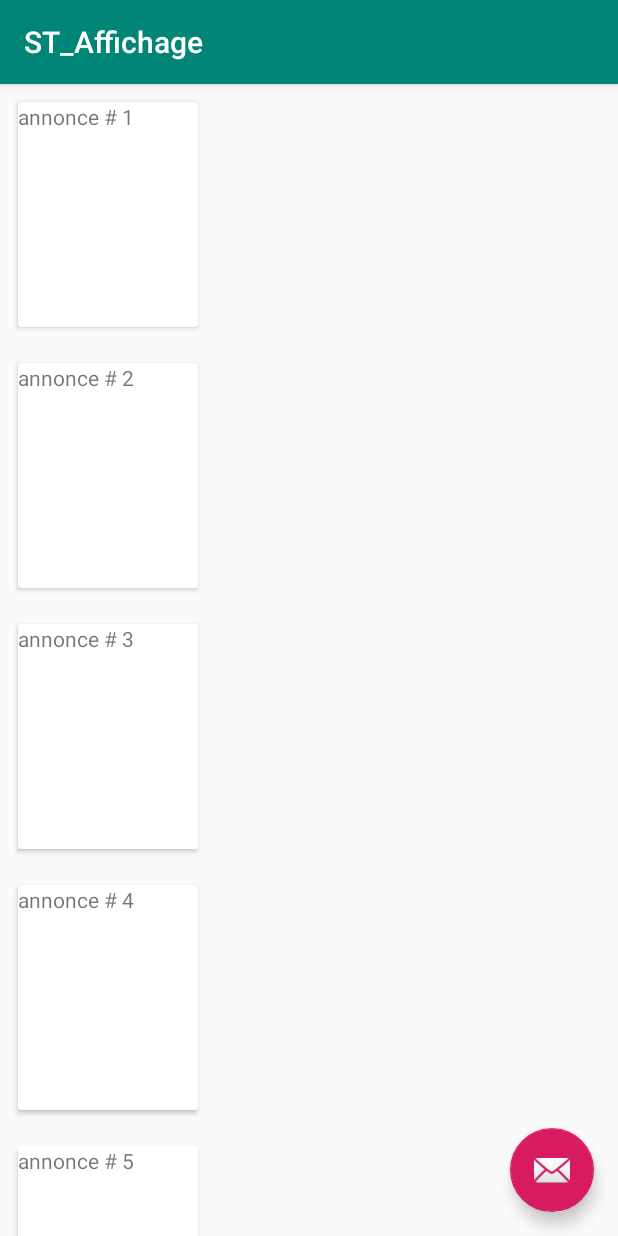
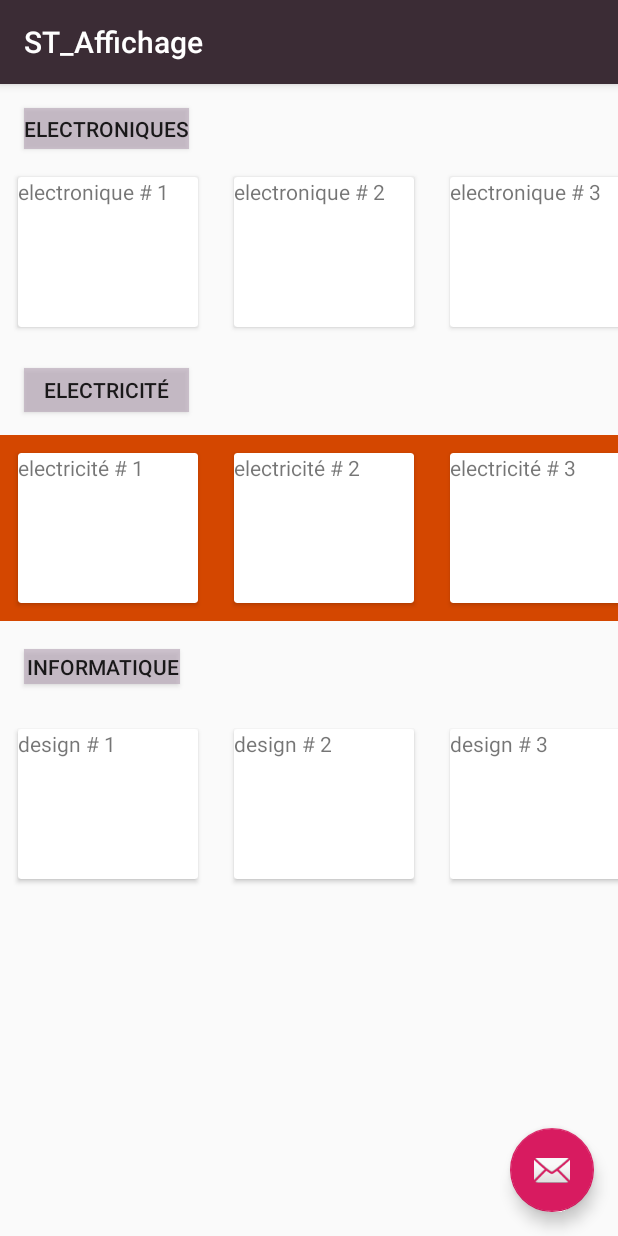
Before and after one commit to studjob/mobile, an Android app: the screen it shows after launch (MainActivity), on a phone screen of 412 x 824 dp. Run offline under Robolectric (Android 15) with nearby library versions, the phone set to English and light mode, and no system bars.

Commit message:
recycler view horizontal

```diff
--- a/app/src/main/java/com/example/st_affichage/MainActivity.kt
+++ b/app/src/main/java/com/example/st_affichage/MainActivity.kt
@@ -6,6 +6,8 @@ import androidx.appcompat.app.AppCompatActivity
 import android.view.Menu
 import android.view.MenuItem
 import androidx.recyclerview.widget.LinearLayoutManager
+import androidx.recyclerview.widget.OrientationHelper
+import androidx.recyclerview.widget.RecyclerView
 
 import kotlinx.android.synthetic.main.activity_main.*
 import kotlinx.android.synthetic.main.content_main.*
@@ -17,15 +19,59 @@ class MainActivity : AppCompatActivity() {
         setContentView(R.layout.activity_main)
         setSupportActionBar(toolbar)
 
-        val annonces: ArrayList<String> = ArrayList()
-        var n=3 // number of opportunities in a category  ( lenna nekhdhoha mel base )
-        for (i in 1..100){
-            annonces.add("annonce # $i")
+        val electronList: ArrayList<String> = ArrayList()
+        val electricityList: ArrayList<String> = ArrayList()
+        val desList: ArrayList<String> = ArrayList()
+        val etudeList: ArrayList<String> = ArrayList()
+        val formatageList: ArrayList<String> = ArrayList()
+        var n=30 // number of opportunities in a category  ( lenna nekhdhoha mel base )
+
+       //ELECTRONIQUES
+        for (i in 1..n){
+            electronList.add("electronique # $i")
+        }
+
+      recyclerView.layoutManager=LinearLayoutManager(this, RecyclerView.HORIZONTAL, false)
+        recyclerView.adapter= AnnoncesAdapter(electronList)
+
+        //ELECTRICITY
+        for (i in 1..41){
+            electricityList.add("electricité # $i")
         }
 
 
-      recyclerView.layoutManager=LinearLayoutManager(this)
-        recyclerView.adapter= AnnoncesAdapter(annonces)
+        triciti.layoutManager=LinearLayoutManager(this, RecyclerView.HORIZONTAL, false)
+        triciti.adapter= AnnoncesAdapter(electricityList)
+
+
+        //DESIGN
+        for (i in 1..50){
+            desList.add("design # $i")
+        }
+
+
+        design.layoutManager=LinearLayoutManager(this, RecyclerView.HORIZONTAL, false)
+        design.adapter= AnnoncesAdapter(desList)
+
+
+        //ETUDE
+        //for (i in 1..26){
+          //  etudeList.add("etude # $i")
+        //}
+
+
+        //etude.layoutManager=LinearLayoutManager(this, RecyclerView.HORIZONTAL, false)
+        //etude.adapter= AnnoncesAdapter(etudeList)
+
+
+        //FORMATAGE PC
+       // for (i in 1..30){
+         //   formatageList.add("formatage pc # $i")
+        //}
+
+
+        //formatage.layoutManager=LinearLayoutManager(this, RecyclerView.HORIZONTAL, false)
+        //formatage.adapter= AnnoncesAdapter(formatageList)
     }
 
 
--- a/app/src/main/res/layout/activity_main.xml
+++ b/app/src/main/res/layout/activity_main.xml
@@ -15,7 +15,7 @@
             android:id="@+id/toolbar"
             android:layout_width="match_parent"
             android:layout_height="?attr/actionBarSize"
-            android:background="?attr/colorPrimary"
+            android:background="#3B2C35"
             app:popupTheme="@style/AppTheme.PopupOverlay" />
 
     </com.google.android.material.appbar.AppBarLayout>
--- a/app/src/main/res/layout/content_main.xml
+++ b/app/src/main/res/layout/content_main.xml
@@ -9,12 +9,85 @@
     tools:showIn="@layout/activity_main">
 
     <androidx.recyclerview.widget.RecyclerView
+        android:id="@+id/recyclerView"
         android:layout_width="0dp"
-        android:layout_height="0dp"
-        android:id="@+id/recyclerView"
-        app:layout_constraintBottom_toBottomOf="parent"
+        android:layout_height="wrap_content"
+        android:layout_marginTop="50dp"
+        app:layout_constraintHorizontal_bias="0.0"
         app:layout_constraintLeft_toLeftOf="parent"
         app:layout_constraintRight_toRightOf="parent"
         app:layout_constraintTop_toTopOf="parent" />
 
+    <androidx.recyclerview.widget.RecyclerView
+        android:id="@+id/triciti"
+        android:layout_width="0dp"
+        android:layout_height="wrap_content"
+        android:layout_marginTop="60dp"
+        android:background="#D44700"
+        app:layout_constraintHorizontal_bias="0.0"
+        app:layout_constraintLeft_toLeftOf="parent"
+        app:layout_constraintRight_toRightOf="parent"
+        app:layout_constraintTop_toBottomOf="@id/recyclerView" />
+
+    <androidx.recyclerview.widget.RecyclerView
+        android:id="@+id/design"
+        android:layout_width="0dp"
+        android:layout_height="wrap_content"
+        android:layout_marginTop="60dp"
+        app:layout_constraintHorizontal_bias="0.0"
+        app:layout_constraintLeft_toLeftOf="parent"
+        app:layout_constraintRight_toRightOf="parent"
+        app:layout_constraintTop_toBottomOf="@id/triciti" />
+
+    <androidx.recyclerview.widget.RecyclerView
+        android:layout_width="0dp"
+        android:layout_height="wrap_content"
+        android:background="#D44700"
+        android:id="@+id/etude"
+        app:layout_constraintLeft_toLeftOf="parent"
+        app:layout_constraintRight_toRightOf="parent"
+        app:layout_constraintTop_toBottomOf="@id/design"/>
+
+    <androidx.recyclerview.widget.RecyclerView
+        android:layout_width="0dp"
+        android:layout_height="wrap_content"
+        android:id="@+id/formatage"
+        app:layout_constraintLeft_toLeftOf="parent"
+        app:layout_constraintRight_toRightOf="parent"
+        app:layout_constraintTop_toBottomOf="@id/etude"/>
+
+    <Button
+        android:id="@+id/button1"
+        android:layout_width="110dp"
+        android:layout_height="27dp"
+        android:layout_marginStart="16dp"
+        android:background="#ABAB"
+        android:text="Electroniques"
+        app:layout_constraintBottom_toTopOf="@+id/recyclerView"
+        app:layout_constraintStart_toStartOf="parent"
+        app:layout_constraintTop_toTopOf="parent"
+        app:layout_constraintVertical_bias="0.695" />
+
+    <Button
+        android:id="@+id/button2"
+        android:layout_width="110dp"
+        android:layout_height="29dp"
+        android:layout_marginStart="16dp"
+        android:background="#ABAB"
+        android:text="Electricité"
+        app:layout_constraintBottom_toTopOf="@+id/triciti"
+        app:layout_constraintStart_toStartOf="parent"
+        app:layout_constraintTop_toBottomOf="@+id/recyclerView" />
+
+    <Button
+        android:id="@+id/button3"
+        android:layout_width="104dp"
+        android:layout_height="23dp"
+        android:layout_marginStart="16dp"
+        android:background="#ABAB"
+        android:text="Informatique"
+        app:layout_constraintBottom_toTopOf="@+id/design"
+        app:layout_constraintStart_toStartOf="parent"
+        app:layout_constraintTop_toBottomOf="@+id/triciti" />
+
 </androidx.constraintlayout.widget.ConstraintLayout>
--- a/app/src/main/res/layout/row_annonce.xml
+++ b/app/src/main/res/layout/row_annonce.xml
@@ -2,7 +2,7 @@
 <androidx.cardview.widget.CardView
     xmlns:android="http://schemas.android.com/apk/res/android"
     android:layout_width="120dp"
-    android:layout_height="150dp"
+    android:layout_height="100dp"
     android:layout_margin="12dp">
 <TextView
     android:id="@+id/category1"
```
